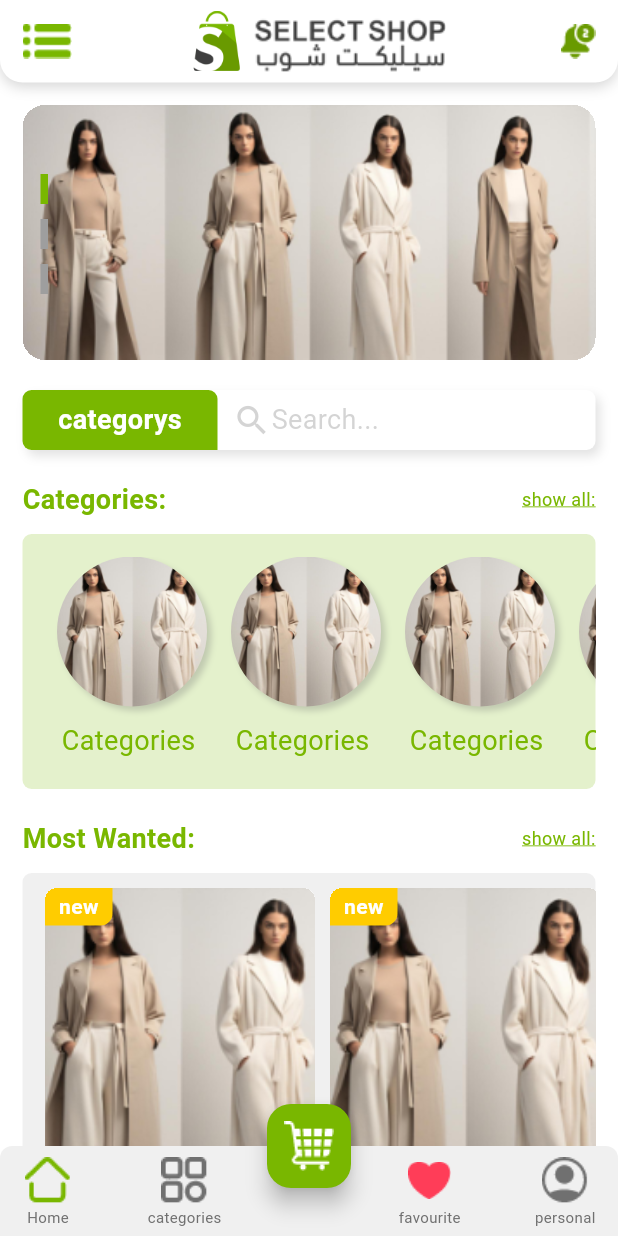
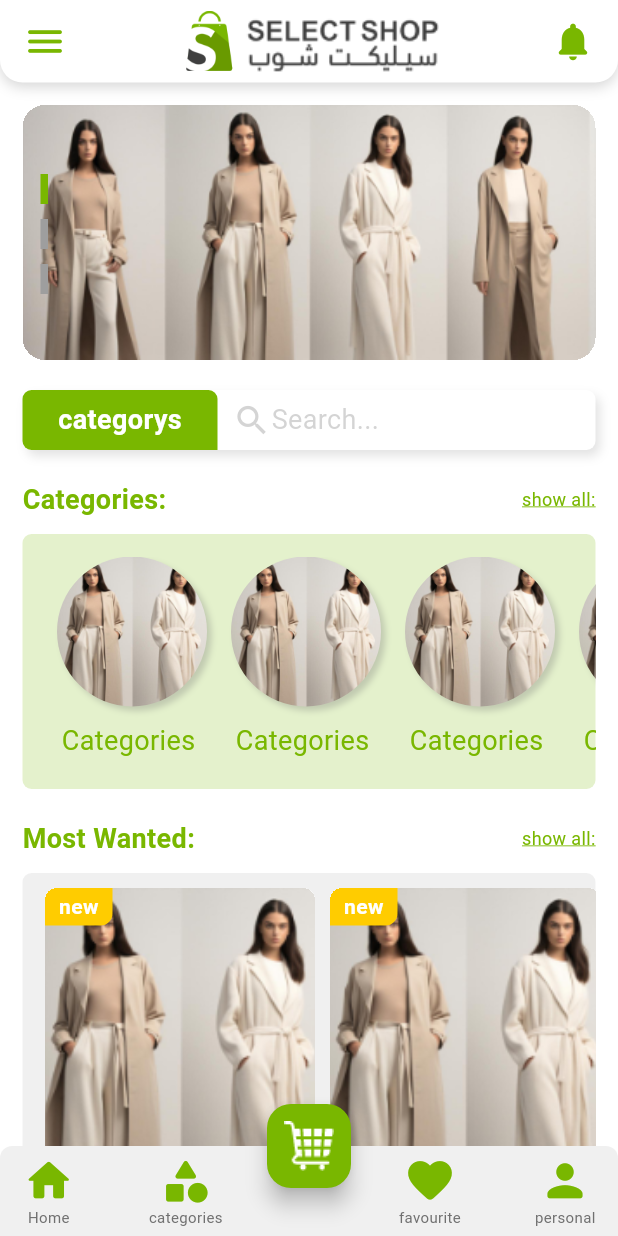
Before and after one commit to selct-shop/select_shop, a Flutter app: the HomeScreen screen opened directly, on a phone screen of 412 x 824 dp. Run offline on Flutter 3.47's test engine with Material 3 defaults, Android fonts, the phone set to English and light mode, and no system bars; drawn by our look-alikes of carousel_slider; our stand-ins replace anim_search_bar, bloc, cached_network_image, flutter_bloc, flutter_form_builder, font_awesome_flutter and 1 more; Roboto replaces fonts that are missing (Cairo).

Commit message:
using default icons, instade of custom ones

```diff
--- a/lib/core/Shared/loading_screen.dart
+++ b/lib/core/Shared/loading_screen.dart
@@ -1,6 +1,4 @@
 import 'package:flutter/material.dart';
-import 'package:flutter/widgets.dart';
-import 'package:font_awesome_flutter/font_awesome_flutter.dart';
 import 'package:loading_animation_widget/loading_animation_widget.dart';
 import 'package:select_shop/core/theme/colors.dart';
 
--- a/lib/main.dart
+++ b/lib/main.dart
@@ -44,8 +44,8 @@
   @override
   Widget build(BuildContext context) {
     // return const LogInScreen();
-    return const CustomLoadingScreen();
-    // return const SignupScreen();
+    // return const CustomLoadingScreen();
+    return const SignupScreen();
     // return const HomeScreen();
     // return CarouselWithIndicator();
   }
--- a/lib/view/home/home_screen.dart
+++ b/lib/view/home/home_screen.dart
@@ -656,12 +656,18 @@
             child: Column(
               mainAxisAlignment: MainAxisAlignment.center,
               children: [
-                Image(
-                  width: 34,
-                  height: 34,
-                  image: AssetImage(
-                    AppImages.home,
-                  ),
+                // Image(
+                //   width: 34,
+                //   height: 34,
+                //   image: AssetImage(
+                //     AppImages.home,
+                //   ),
+                // ),
+
+                Icon(
+                  color: AppColors.mainColor,
+                  size: 35,
+                  Icons.home_rounded,
                 ),
                 Text(
                   "Home",
@@ -687,12 +693,18 @@
             child: Column(
               mainAxisAlignment: MainAxisAlignment.center,
               children: [
-                Image(
-                  width: 34,
-                  height: 34,
-                  image: AssetImage(
-                    AppImages.catigeores,
-                  ),
+                // Image(
+                //   width: 34,
+                //   height: 34,
+                //   image: AssetImage(
+                //     AppImages.catigeores,
+                //   ),
+                // ),
+
+                Icon(
+                  color: AppColors.mainColor,
+                  size: 35,
+                  Icons.category_rounded,
                 ),
                 Text(
                   "categories",
@@ -722,12 +734,18 @@
             child: Column(
               mainAxisAlignment: MainAxisAlignment.center,
               children: [
-                Image(
-                  width: 34,
-                  height: 34,
-                  image: AssetImage(
-                    AppImages.favFilled,
-                  ),
+                // Image(
+                //   width: 34,
+                //   height: 34,
+                //   image: AssetImage(
+                //     AppImages.favFilled,
+                //   ),
+                // ),
+
+                Icon(
+                  color: AppColors.mainColor,
+                  size: 35,
+                  Icons.favorite_rounded,
                 ),
                 Text(
                   "favourite",
@@ -752,12 +770,18 @@
             child: Column(
               mainAxisAlignment: MainAxisAlignment.center,
               children: [
-                Image(
-                  width: 34,
-                  height: 34,
-                  image: AssetImage(
-                    AppImages.person,
-                  ),
+                // Image(
+                //   width: 34,
+                //   height: 34,
+                //   image: AssetImage(
+                //     AppImages.person,
+                //   ),
+                // ),
+
+                Icon(
+                  color: AppColors.mainColor,
+                  size: 35,
+                  Icons.person_rounded,
                 ),
                 Text(
                   "personal",
@@ -1056,10 +1080,16 @@
               onTap: () {
                 Scaffold.of(context).openDrawer();
               },
-              child: Image(
-                image: AssetImage(
-                  AppImages.menu,
-                ),
+              // child: Image(
+              //   image: AssetImage(
+              //     AppImages.menu,
+              //   ),
+              // ),
+
+              child: Icon(
+                color: AppColors.mainColor,
+                size: 30,
+                Icons.menu_rounded,
               ),
             ),
             Row(
@@ -1085,11 +1115,16 @@
                   return UnderDevScreen();
                 }));
               },
-              child: Image(
-                image: AssetImage(
-                  AppImages.notification,
-                ),
-              ),
+              // child: Image(
+              //   image: AssetImage(
+              //     AppImages.notification,
+              //   ),
+              // ),
+
+              child: Icon(
+                  color: AppColors.mainColor,
+                  size: 30,
+                  Icons.notifications_rounded),
             )
           ],
         ),
```
